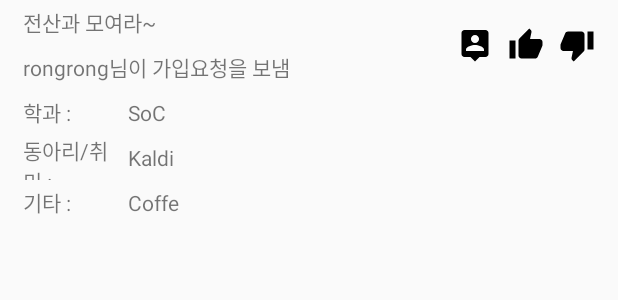
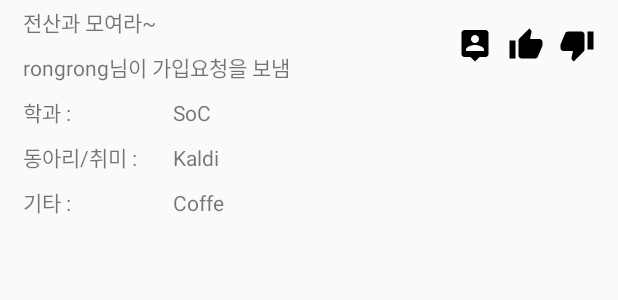
Before and after one commit to hyunOO/CS496_Week3, an Android app: the layout tab0_message_layout.xml on its own in the app's theme, with its tools: preview values and no code run, on a phone screen of 412 x 824 dp. Shown: the top 300 px of the screen. Run offline under Robolectric (Android 15) with nearby library versions, the phone set to English and light mode, and no system bars; network calls fail.

```diff
--- a/Client/app/build.gradle
+++ b/Client/app/build.gradle
@@ -17,6 +17,9 @@ android {
             proguardFiles getDefaultProguardFile('proguard-android.txt'), 'proguard-rules.pro'
         }
     }
+    lintOptions {
+        checkReleaseBuilds false
+    }
 }
 
 dependencies {
--- a/Client/app/src/main/res/layout/tab0_message_layout.xml
+++ b/Client/app/src/main/res/layout/tab0_message_layout.xml
@@ -98,7 +98,7 @@
             android:orientation="horizontal">
 
             <TextView
-                android:layout_width="70dp"
+                android:layout_width="100dp"
                 android:layout_height="match_parent"
                 android:gravity="center_vertical"
                 android:text="학과 :  " />
@@ -107,7 +107,7 @@
                 android:id="@+id/userDepartment"
                 android:layout_width="0dp"
                 android:layout_height="match_parent"
-                android:layout_weight="5.14"
+                android:layout_weight="1"
                 android:gravity="center_vertical"
                 android:text="SoC" />
 
@@ -122,7 +122,7 @@
 
             <TextView
                 android:id="@+id/textView2"
-                android:layout_width="70dp"
+                android:layout_width="100dp"
                 android:layout_height="match_parent"
                 android:gravity="center_vertical"
                 android:paddingRight="5dp"
@@ -130,8 +130,9 @@
 
             <TextView
                 android:id="@+id/userCircle"
-                android:layout_width="100dp"
+                android:layout_width="0dp"
                 android:layout_height="match_parent"
+                android:layout_weight="1"
                 android:gravity="center_vertical"
                 android:text="Kaldi" />
 
@@ -144,7 +145,7 @@
             android:orientation="horizontal">
 
             <TextView
-                android:layout_width="70dp"
+                android:layout_width="100dp"
                 android:layout_height="match_parent"
                 android:gravity="center_vertical"
                 android:paddingRight="5dp"
@@ -154,7 +155,7 @@
                 android:id="@+id/userHobby"
                 android:layout_width="0dp"
                 android:layout_height="match_parent"
-                android:layout_weight="3"
+                android:layout_weight="1"
                 android:gravity="center_vertical"
                 android:text="Coffe" />
         </LinearLayout>
```
Also changed, not shown: 1 other file.
